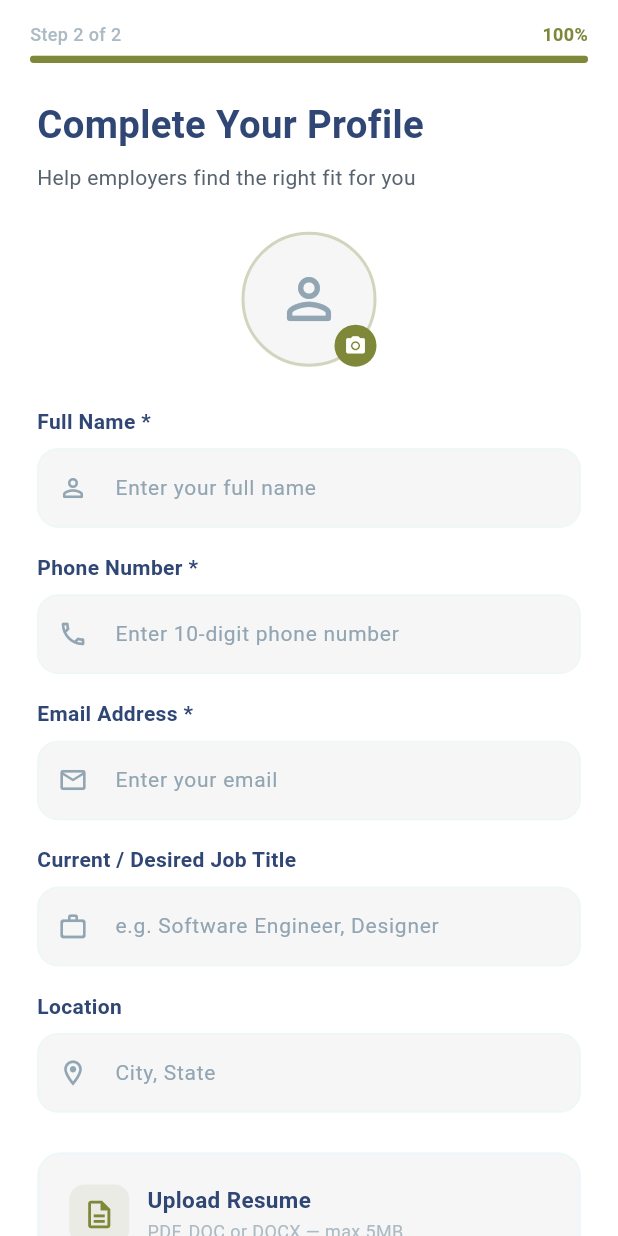
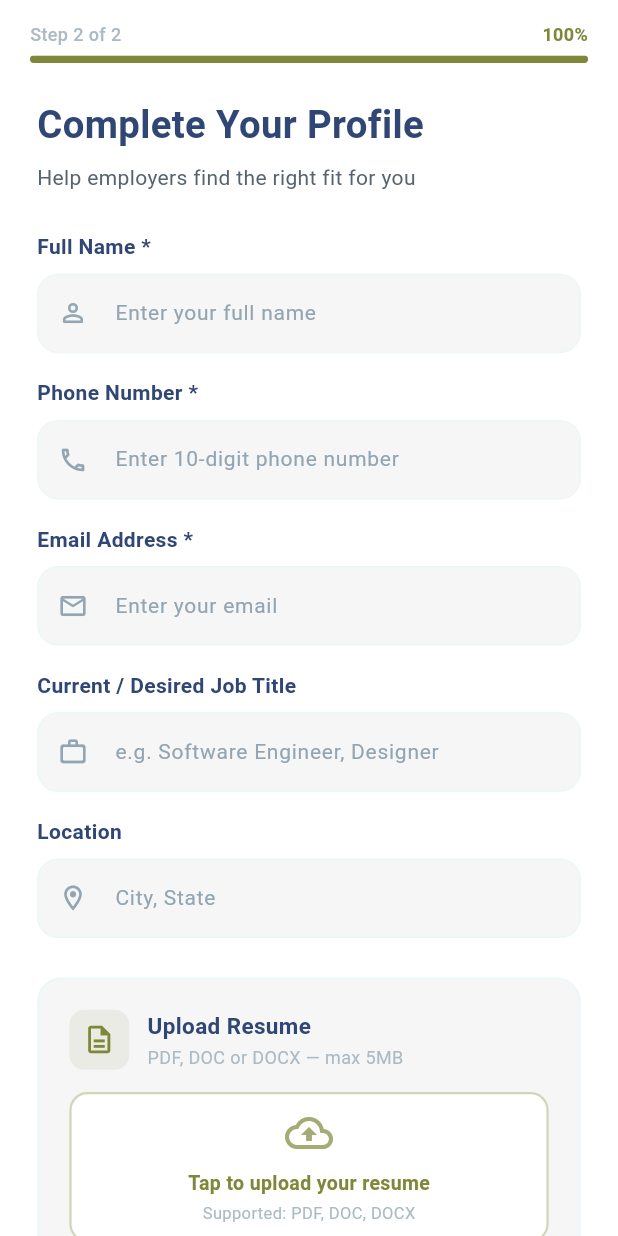
Before and after one commit to Gunitkalra/aimjobportal, a Flutter app: the CompleteProfileScreen screen opened by its route, on a phone screen of 412 x 824 dp. Run offline on Flutter 3.47's test engine with Material 3 defaults, Android fonts, the phone set to English and light mode, and no system bars; our stand-ins replace file_picker, fluttertoast, get, shared_preferences; accounts and stored records are empty; Roboto replaces fonts that are missing (Poppins); statements that could not run were skipped.

Commit message:
filepicker_working_and_seesioncheck

```diff
--- a/lib/presentation/Complete_Profile/view/Complete_profile_Screen.dart
+++ b/lib/presentation/Complete_Profile/view/Complete_profile_Screen.dart
@@ -4,6 +4,7 @@ import 'package:get/get.dart';
 import '../../../Utils/colors.dart';
 import '../../../routes/app_routes.dart';
 import '../Controller/Complete_Profile_Controller.dart';
+
 
 
 class CompleteProfileScreen extends GetView<CompleteProfileController> {
@@ -13,6 +14,7 @@ class CompleteProfileScreen extends GetView<CompleteProfileController> {
   Widget build(BuildContext context) {
     final sw = MediaQuery.of(context).size.width;
     final sh = MediaQuery.of(context).size.height;
+
 
     return Scaffold(
       backgroundColor: AppColors.white,
@@ -47,60 +49,6 @@ class CompleteProfileScreen extends GetView<CompleteProfileController> {
                         style: TextStyle(
                           fontSize: 14,
                           color: AppColors.textSecondary,
-                        ),
-                      ),
-
-                      SizedBox(height: sh * 0.032),
-
-                      // ── Profile avatar ────────────────────────────
-                      Center(
-                        child: Stack(
-                          children: [
-                            Obx(() => Container(
-                              width: 90,
-                              height: 90,
-                              decoration: BoxDecoration(
-                                shape: BoxShape.circle,
-                                color: AppColors.appBg1,
-                                border: Border.all(
-                                  color: AppColors.buttonPrimary.withOpacity(0.3),
-                                  width: 2,
-                                ),
-                              ),
-                              child: controller.avatarPath.value.isEmpty
-                                  ? const Icon(
-                                Icons.person_outline_rounded,
-                                size: 44,
-                                color: AppColors.textHint,
-                              )
-                                  : ClipOval(
-                                child: Image.asset(
-                                  controller.avatarPath.value,
-                                  fit: BoxFit.cover,
-                                ),
-                              ),
-                            )),
-                            Positioned(
-                              bottom: 0,
-                              right: 0,
-                              child: GestureDetector(
-                                onTap: controller.pickAvatar,
-                                child: Container(
-                                  width: 28,
-                                  height: 28,
-                                  decoration: const BoxDecoration(
-                                    color: AppColors.buttonPrimary,
-                                    shape: BoxShape.circle,
-                                  ),
-                                  child: const Icon(
-                                    Icons.camera_alt_rounded,
-                                    color: Colors.white,
-                                    size: 15,
-                                  ),
-                                ),
-                              ),
-                            ),
-                          ],
                         ),
                       ),
 
@@ -271,22 +219,6 @@ class CompleteProfileScreen extends GetView<CompleteProfileController> {
 
                       SizedBox(height: sh * 0.012),
 
-                      // ── Skip resume hint ──────────────────────────
-                      Center(
-                        child: TextButton(
-                          onPressed: controller.skipResume,
-                          child: const Text(
-                            'Skip for now — add resume later',
-                            style: TextStyle(
-                              fontSize: 13,
-                              color: AppColors.textMuted,
-                            ),
-                          ),
-                        ),
-                      ),
-
-                      SizedBox(height: sh * 0.028),
-
                       // ── Save & continue button ────────────────────
                       Obx(() => SizedBox(
                         width: double.infinity,
@@ -296,7 +228,7 @@ class CompleteProfileScreen extends GetView<CompleteProfileController> {
                               ? null
                               : controller.saveProfile,
                           style: ElevatedButton.styleFrom(
-                            backgroundColor: AppColors.buttonPrimary,
+                            backgroundColor: AppColors.darkRed,
                             disabledBackgroundColor:
                             AppColors.buttonPrimary.withOpacity(0.6),
                             elevation: 0,
--- a/pubspec.yaml
+++ b/pubspec.yaml
@@ -42,6 +42,7 @@ dependencies:
   flutter_facebook_auth: ^7.1.1
     # For LinkedIn, most developers use:
   linkedin_login: ^3.0.0
+  file_picker: ^8.1.2
 
 dev_dependencies:
   flutter_test:
```
Also changed, not shown: lib/presentation/Complete_Profile/Controller/Complete_Profile_Controller.dart (+29 -19 lines), pubspec.lock, 2 other files.
